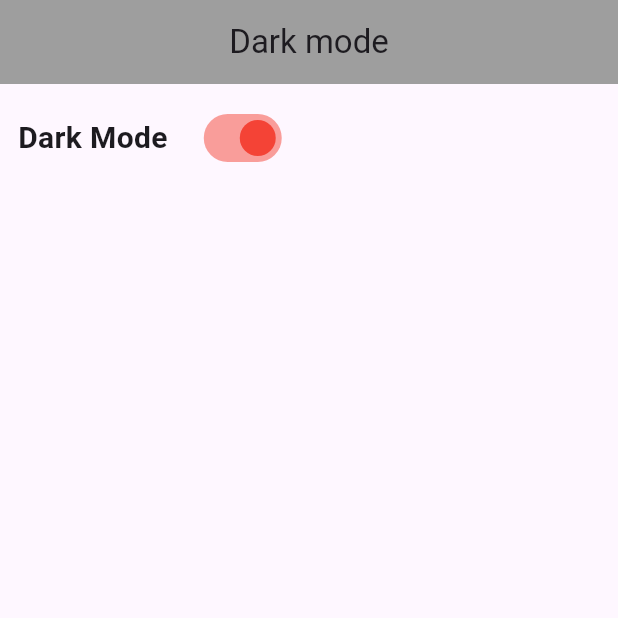
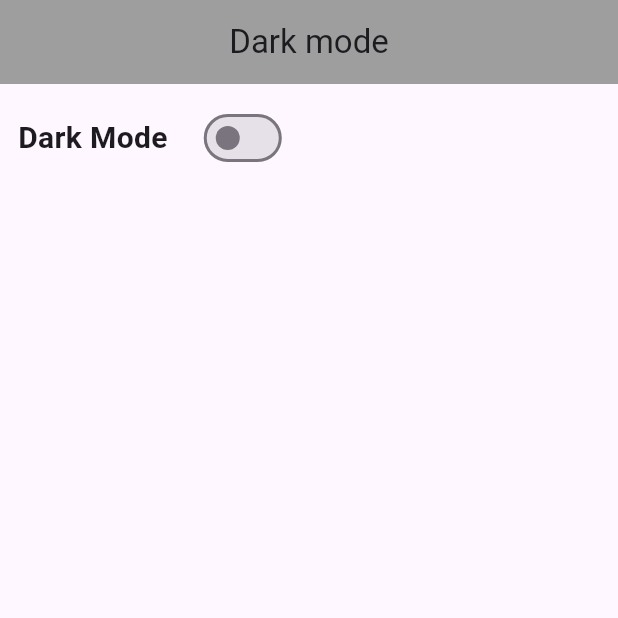
Before and after one commit to DJimenez0608/Dark-Mode, a Flutter app: the screen it shows after launch, on a phone screen of 412 x 824 dp, the top half of it. Run offline on Flutter 3.47's test engine with Material 3 defaults, Android fonts, the phone set to English and light mode, and no system bars.

Commit message:
dark mode finished

```diff
--- /dev/null
+++ b/lib/AppTheme/theme.dart
@@ -0,0 +1,4 @@
+import 'package:flutter/material.dart';
+
+ThemeData darkMode = ThemeData.dark();
+ThemeData lightMode = ThemeData.light();
--- /dev/null
+++ b/lib/AppTheme/theme_provider.dart
@@ -0,0 +1,21 @@
+import 'package:dark_mode/AppTheme/Theme.dart';
+import 'package:flutter/material.dart';
+
+class ThemeProvider with ChangeNotifier {
+  ThemeData _themeData = lightMode;
+
+  ThemeData get themeData => _themeData;
+
+  set themeData(ThemeData themeData) {
+    _themeData = themeData;
+    notifyListeners();
+  }
+
+  void toggleTheme() {
+    if (_themeData == lightMode) {
+      themeData = darkMode;
+    } else {
+      themeData = lightMode;
+    }
+  }
+}
--- a/lib/Widgets/switch.dart
+++ b/lib/Widgets/switch.dart
@@ -1,4 +1,6 @@
+import 'package:dark_mode/AppTheme/theme_provider.dart';
 import 'package:flutter/material.dart';
+import 'package:provider/provider.dart';
 
 class SwitchDarkMode extends StatefulWidget {
   const SwitchDarkMode({super.key});
@@ -8,7 +10,7 @@ class SwitchDarkMode extends StatefulWidget {
 }
 
 class _SwitchDarkModeState extends State<SwitchDarkMode> {
-  bool intiValue = true;
+  bool intiValue = false;
   @override
   Widget build(BuildContext context) {
     //HERE WE CAN SEE THE SWITCH BOTTOM CONFIGURATION. IT IS A STFULL CAUSE IT NEEDS TO CHANGE WHEN THE  BUTTOM IS PRESSED
@@ -17,6 +19,7 @@ class _SwitchDarkModeState extends State<SwitchDarkMode> {
       value: intiValue,
       onChanged: (bool value) {
         setState(() {
+          Provider.of<ThemeProvider>(context, listen: false).toggleTheme();
           intiValue = value;
         });
       },
--- a/lib/main.dart
+++ b/lib/main.dart
@@ -1,8 +1,15 @@
+import 'package:dark_mode/AppTheme/theme_provider.dart';
 import 'package:dark_mode/Screens/home_page.dart';
 import 'package:flutter/material.dart';
+import 'package:provider/provider.dart';
 
 void main() {
-  runApp(const MyApp());
+  runApp(
+    ChangeNotifierProvider(
+      create: (context) => ThemeProvider(),
+      child: const MyApp(),
+    ),
+  );
 }
 
 class MyApp extends StatelessWidget {
@@ -12,11 +19,9 @@ class MyApp extends StatelessWidget {
   @override
   Widget build(BuildContext context) {
     return MaterialApp(
+      debugShowCheckedModeBanner: false,
       title: 'Flutter Demo',
-      theme: ThemeData(
-        colorScheme: ColorScheme.fromSeed(seedColor: Colors.deepPurple),
-        useMaterial3: true,
-      ),
+      theme: Provider.of<ThemeProvider>(context).themeData,
       home: const HomePage(),
     );
   }
--- a/pubspec.yaml
+++ b/pubspec.yaml
@@ -35,6 +35,7 @@ dependencies:
   # The following adds the Cupertino Icons font to your application.
   # Use with the CupertinoIcons class for iOS style icons.
   cupertino_icons: ^1.0.8
+  provider:
 
 dev_dependencies:
   flutter_test:
```
Also changed, not shown: pubspec.lock.
